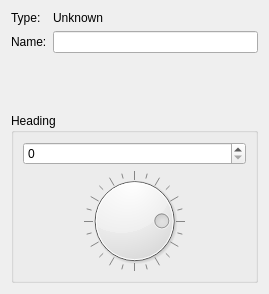
This is ui/SubmarineInspector.ui in dmzdev/seademo as Qt 5 draws it before an edit. The edited form follows.
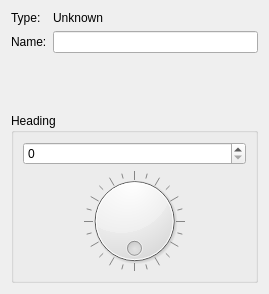
This is the edited form.

The edit to the form file:
```diff
--- a/ui/SubmarineInspector.ui
+++ b/ui/SubmarineInspector.ui
@@ -79,10 +79,10 @@
          <number>359</number>
         </property>
         <property name="value">
-         <number>90</number>
+         <number>0</number>
         </property>
         <property name="sliderPosition">
-         <number>90</number>
+         <number>0</number>
         </property>
         <property name="orientation">
          <enum>Qt::Horizontal</enum>
```
